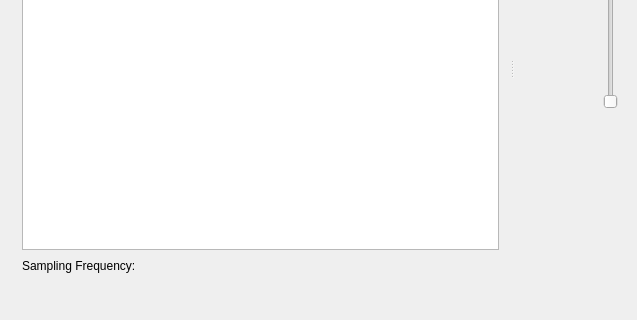
Above: src/wmainwindow.ui from gillesdegottex/dfasma before the change; both pictures show x 0 to 637 and y 191 to 511 of the 814 by 511 pixel window. Below: the same form after it.
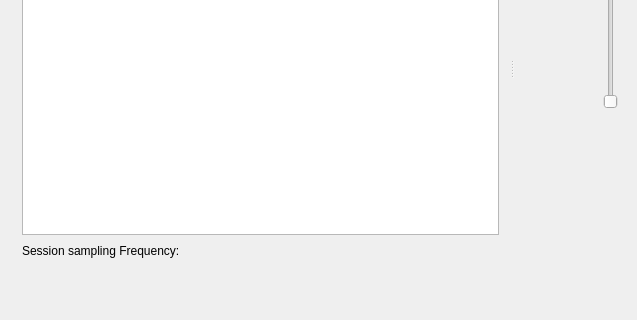
That is the form after the change. Icons and pictures are not drawn.

```diff
--- a/src/wmainwindow.ui
+++ b/src/wmainwindow.ui
@@ -51,7 +51,7 @@
                </sizepolicy>
               </property>
               <property name="text">
-               <string>Sampling Frequency:</string>
+               <string>Session sampling Frequency:</string>
               </property>
              </widget>
             </item>
@@ -77,6 +77,18 @@
             </item>
            </layout>
           </item>
+          <item>
+           <widget class="QLabel" name="lblFileInfo">
+            <property name="font">
+             <font>
+              <pointsize>6</pointsize>
+             </font>
+            </property>
+            <property name="text">
+             <string>&lt;file info&gt;</string>
+            </property>
+           </widget>
+          </item>
          </layout>
         </item>
        </layout>
```
Left out of the diff: 4 changed lines with no effect on the pictures.
